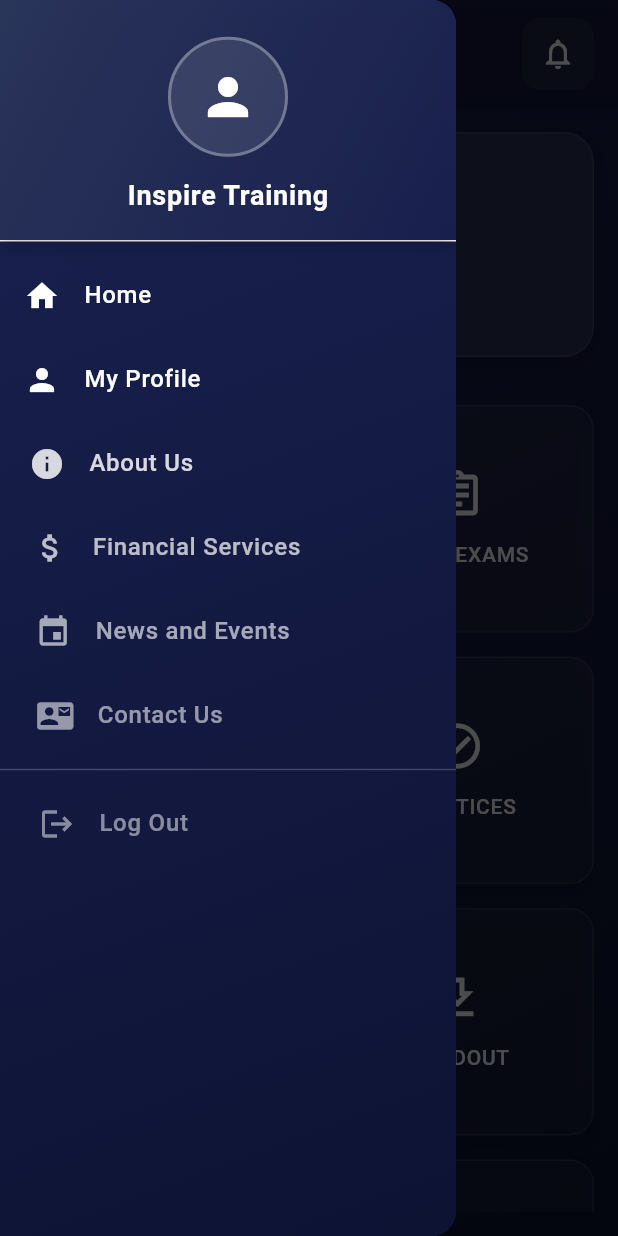
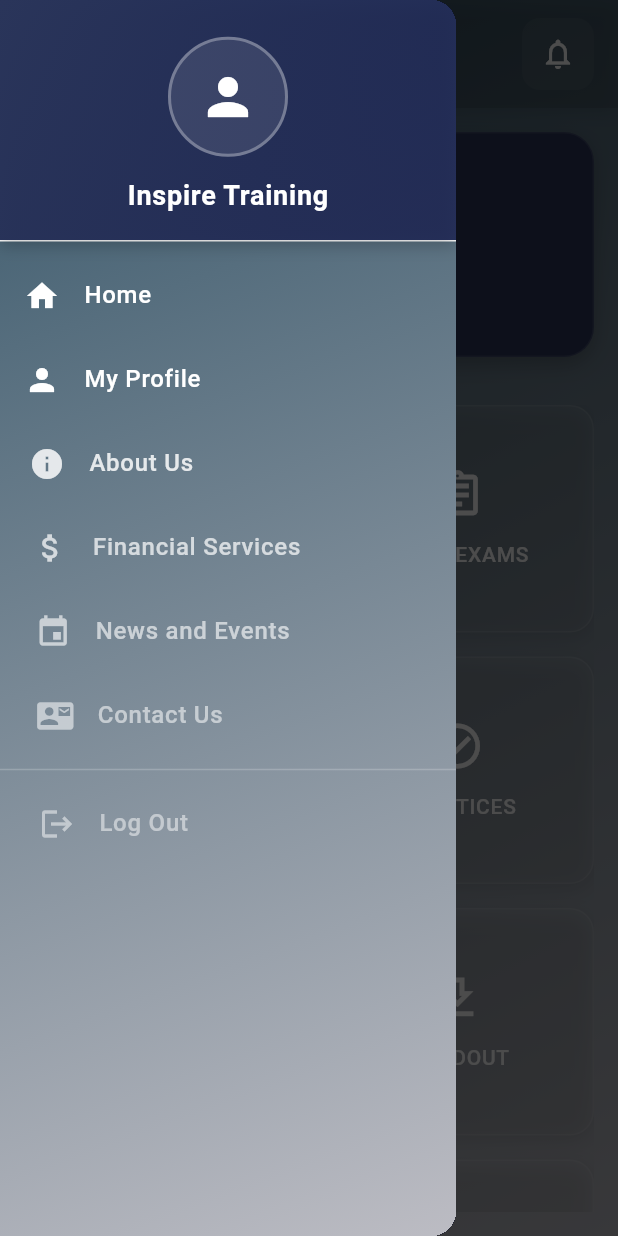
Before and after one commit to ay05386/InspireTrainingCenter, a Flutter app: the screen it shows after launch, with the side drawer open, on a phone screen of 412 x 824 dp. Run offline on Flutter 3.47's test engine with Material 3 defaults, Android fonts, the phone set to English and light mode, and no system bars; our stand-ins replace flutter_riverpod.

Commit message:
nice colors

```diff
--- a/lib/screens/home_screen.dart
+++ b/lib/screens/home_screen.dart
@@ -60,8 +60,8 @@
             begin: Alignment.topLeft,
             end: Alignment.bottomRight,
             colors: [
-              Color(0xFF1A2151), // Dark blue
-              Color(0xFF0D1333), // Darker blue
+              Color(0xFF345467), // Dark blue
+              Color(0xFFBCBCC3), // Darker blue
             ],
           ),
         ),
--- a/lib/widgets/my_drawer.dart
+++ b/lib/widgets/my_drawer.dart
@@ -12,8 +12,10 @@
             begin: Alignment.topLeft,
             end: Alignment.bottomRight,
             colors: [
-              Color(0xFF1A2151), // Dark blue
-              Color(0xFF0D1333), // Darker blue
+              // Color(0xFF1A2151), // Dark blue
+              // Color(0xFF0D1333), //
+              Color(0xFF345467), // Dark blue
+              Color(0xFFBCBCC3), //  Darker blue
             ],
           ),
         ),
```
Also changed, not shown: lib/screens/aboutus_screen.dart (added), lib/screens/community_screen.dart (added), lib/screens/contactus_screen.dart (added), lib/screens/finiacial_details.dart (added), lib/screens/handout_screen.dart (added), lib/screens/manual_screen.dart (added), lib/screens/mockexams_screen.dart (added), lib/screens/new_screen.dart (added), lib/screens/practices_screen.dart (added), lib/screens/presentation_screen.dart (added), lib/screens/quiz_screen.dart (added), lib/screens/register_screen.dart (added), lib/screens/video_screen.dart (added).
